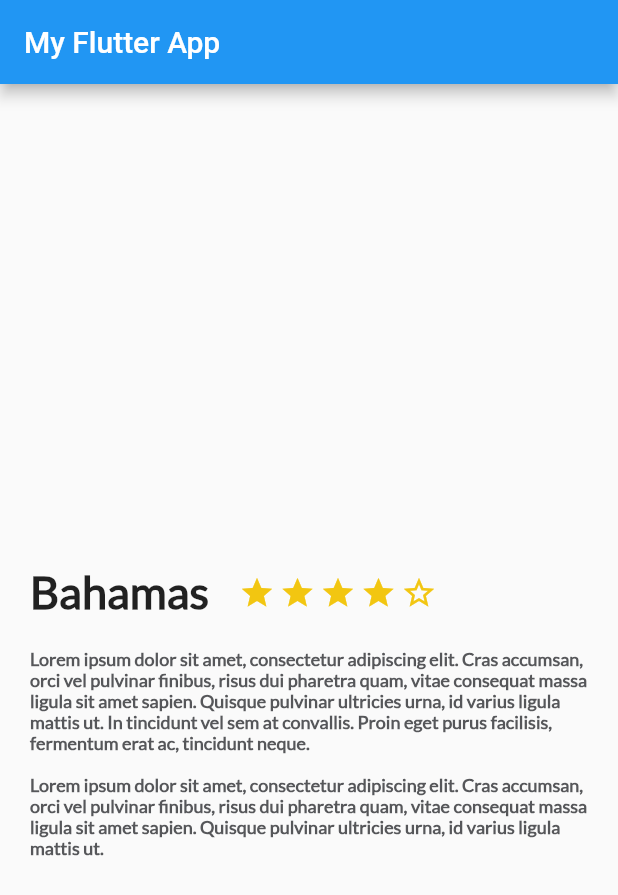
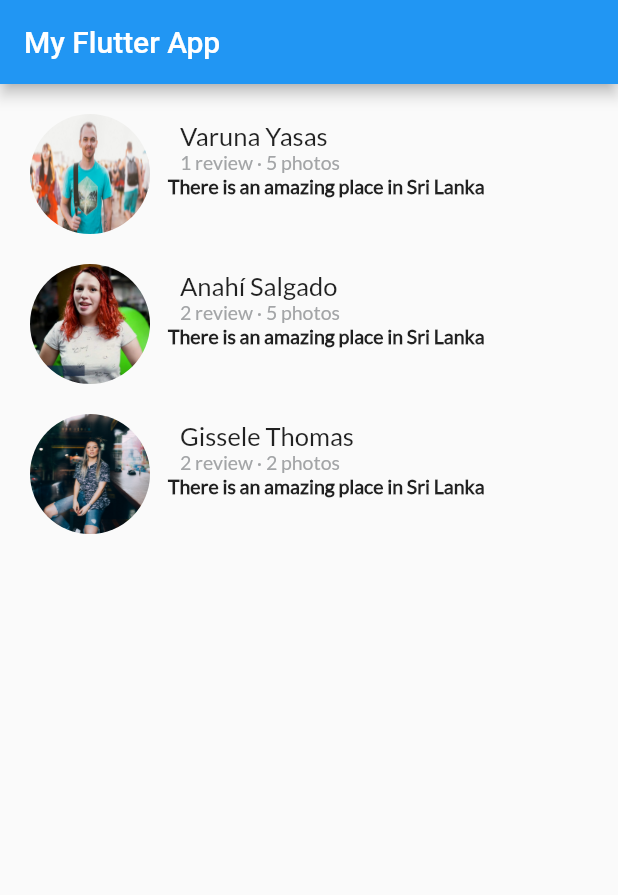
Before and after one commit to ericgomez/platzi_trips_app_complete, a Flutter app: the screen it shows after launch, on a phone screen of 412 x 824 dp. Shown: the top 895 px of the screen. Run offline on Flutter 3.47's test engine with Material 2 defaults, Android fonts, the phone set to English and light mode, and no system bars.

```diff
--- a/lib/main.dart
+++ b/lib/main.dart
@@ -1,5 +1,6 @@
 import 'package:flutter/material.dart';
 import 'description_place.dart';
+import 'review_list.dart';//Importamos nuestra clase
 
 void main() {
   runApp(MyApp());
@@ -23,7 +24,8 @@ class MyApp extends StatelessWidget {
         appBar: AppBar(
           title: Text("My Flutter App"),
         ),
-        body: new DescriptionPlace("Bahamas", 4, descriptionDummy),
+        //body: new DescriptionPlace("Bahamas", 4, descriptionDummy),
+        body: ReviewList(),//Mostramos nuestra lista de Review
         )
       );//MyHomePage(title: 'Flutter Demo Home Page'),
   }
--- a/lib/review.dart
+++ b/lib/review.dart
@@ -1,3 +1,4 @@
+import 'package:flutter/cupertino.dart';
 import 'package:flutter/material.dart';
 
 //Nota: heredamos de StatelessWidget que son Widgets sin estado
@@ -5,12 +6,72 @@ import 'package:flutter/material.dart';
 class Review extends StatelessWidget {
 
   String pathImage = "asset/img/people.jpg";
+  String name = "Varuna Yasas";
+  String details = "1 review 5 photos";
+  String comment = "There is an amazing place in Sri Lanka";
 
   //Creamos nuestro constructor que reciba esa imagen
-  Review(this.pathImage);
+  Review(this.pathImage, this.name, this.details, this.comment);
 
   @override
   Widget build(BuildContext context) {
+
+    final userComment = Container(
+      margin: EdgeInsets.only(
+          left: 12.0
+      ),
+      //Creamo el hijo que sera el nombre del texto que estara dentro
+      child: Text(
+        comment,
+        textAlign: TextAlign.left,
+        style: TextStyle(
+            fontFamily: "Lato",
+            fontSize: 13.0,
+            fontWeight: FontWeight.w900
+        ),
+      ),
+    );
+
+    final userInfo = Container(
+      margin: EdgeInsets.only(
+          left: 20.0
+      ),
+      //Creamo el hijo que sera el nombre del texto que estara dentro
+      child: Text(
+        details,
+        textAlign: TextAlign.left,
+        style: TextStyle(
+            fontFamily: "Lato",
+            fontSize: 13.0,
+            color: Color(0xFFa3a5a7)
+        ),
+      ),
+    );
+
+    //Se crea el nombre del usuario
+    final userName = Container(
+      margin: EdgeInsets.only(
+        left: 20.0
+      ),
+      //Creamo el hijo que sera el nombre del texto que estara dentro
+      child: Text(
+        name,
+        textAlign: TextAlign.left,
+        style: TextStyle(
+          fontFamily: "Lato",
+          fontSize: 17.0
+        ),
+      ),
+    );
+
+    final userDetails = Column(
+      crossAxisAlignment: CrossAxisAlignment.start,//Alineamos al inicio que es como si se alineara a la izquierda
+      children: [//Realizamos la apilacion de nuestros widgets
+        userName,
+        userInfo,
+        userComment
+      ],
+    );
 
     //Creamos variable Photo
     final photo = Container (
@@ -34,7 +95,8 @@ class Review extends StatelessWidget {
     //Creamos un Row
     return Row(//Recordemos que le Row lleva hijos
       children: [
-
+        photo,
+        userDetails //userDetails contiene la apilacion de todos los elementos widgets que podemos mostrar
       ],
     );
   }
--- /dev/null
+++ b/lib/review_list.dart
@@ -0,0 +1,18 @@
+import 'package:flutter/material.dart';
+import 'review.dart';//Importamos la clase Review
+
+class ReviewList extends StatelessWidget {
+  @override
+  Widget build(BuildContext context) {
+    return Column(
+      crossAxisAlignment: CrossAxisAlignment.start,//Alineamos al inicio que es como si se alineara a la izquierda
+      children: [
+        //Creamos un objeto de la clase Review y le enviamos valores
+        Review("assets/img/people.jpg", "Varuna Yasas", "1 review · 5 photos", "There is an amazing place in Sri Lanka"),
+        Review("assets/img/ann.jpg", "Anahí Salgado", "2 review · 5 photos", "There is an amazing place in Sri Lanka"),
+        Review("assets/img/girl.jpg", "Gissele Thomas", "2 review · 2 photos", "There is an amazing place in Sri Lanka"),
+      ],
+    );
+  }
+
+}
--- a/pubspec.yaml
+++ b/pubspec.yaml
@@ -47,6 +47,8 @@ flutter:
   # To add assets to your application, add an assets section, like this:
   assets:
       - assets/img/people.jpg
+      - assets/img/ann.jpg
+      - assets/img/girl.jpg
   #   - images/a_dot_ham.jpeg
 
   # An image asset can refer to one or more resolution-specific "variants", see
```
Also changed, not shown: assets/img/ann.jpg (added), assets/img/girl.jpg (added).
